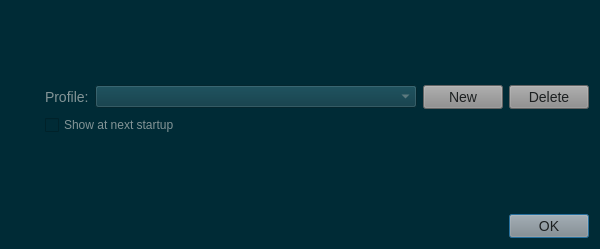
Old version of the form gns3-gui-2.1.4/gns3/ui/profile_select_dialog.ui in the repository n3oxmind/gns3theme.
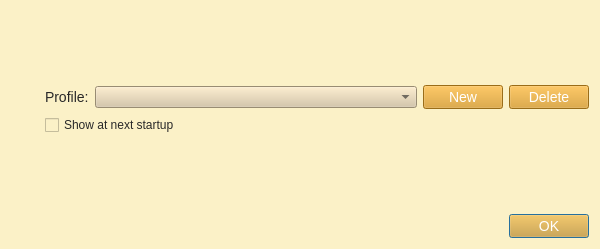
New version of the form. Icons and pictures are not drawn.

Patch:
```diff
--- a/gns3-gui-2.1.4/gns3/ui/profile_select_dialog.ui
+++ b/gns3-gui-2.1.4/gns3/ui/profile_select_dialog.ui
@@ -24,27 +24,26 @@
   </property>
   <property name="styleSheet">
    <string notr="true">QWidget{
-	background-color: #002b36;
+	background-color: #fbf1c7;
 }
 QMenuBar::item{
-	background-color: #002b36;
+	background-color: #fbf1c7;
 }
 QDockWidget::title{
-	background: #073642;
+	background: #d5c4a1;
 	padding-left: 5px;
 }
 QDockWidget, QMenuBar{
-    color: #839496;
+    color: #282828;
     font: bold 14px;
 }
 QTextEdit, QPlainTextEdit, QLineEdit, QSpinBox, QComboBox {
-  background-color: #073642;
-  font: 13px;
-  color: #839496;
+  background-color: #d5c4a1;
+  color: #282828;
 }
 QTextEdit#uiConsoleTextEdit {
-  background-color: #002b36;
-  color: #839496;
+  background-color: #fbf1c7;
+  color: #282828;
   font: 13px;
 }
 QTabWidget {
@@ -52,84 +51,84 @@
 	border-top: 2px;
 }
 QTabBar::tab {
-    background: #073642;
-    color: #839496;
+    background: #d5c4a1;
+    color: #282828;
     min-width: 8ex;
     padding: 2px;
 	border-top-right-radius: 6px;
 	border-top-left-radius: 6px;
 }
 QTabBar::tab:selected {
-    background: #8a8a8a;
-	color: #1d2021;
+    background: #458588;
+	color: #FFFFFF;
 }
 QGroupBox {
-    color: #808080;
+    color: #076678;
     font: 14px;
     padding: 15px;
     border-style: none;
 }
 QMainWindow::separator {
-	background: #073642;
+	background: #d5c4a1;
 	width: 1px;
 	height: 1px;
 }
 QComboBox {
-	selection-background-color: #d75f00;
-	selection-color: #1c1c1c;
+	selection-background-color: #458588;
+	selection-color: #FFFFFF;
 }
 
 QToolBar{
-	background: #073642;
+	background: #d5c4a1;
 	border: 0px;
 }
 QPushButton {
-	background-color: #8a8a8a;
-    color: #1d2021;
+	background-color: #d79921;
+    color: #FFFFFF;
 	font: 14px;
 }
 QToolButton {
-	background-color: #8a8a8a;
-    color: #1d2021;
+	background-color: #d79921;
+    color: #FFFFFF;
 	font: 14px;
 }
 QTreeWidget, QListWidget {
-	background-color: #002b36;
-	color: #839496;
-    alternate-background-color: #073642;
+	background-color: #fbf1c7;
+	color: #282828;
+    alternate-background-color: #d5c4a1; 
 	font: 14px;
 }
 QTreeWidget#uiTreeWidget {
-	background-color: #073642;
-	color: #839496;
+	background-color: #d5c4a1;
+	color: #282828;
 	font: bold 16px;
 }
 QTreeWidget::item:selected, QTreeWidget::item:hover, QMenu::item:selected,QToolButton::hover,QPushButton::hover,QTabBar::tab:hover {
-	background-color: #d75f00;
-	color: #1c1c1c;
+	background-color: #458588;
+	color: #FFFFFF;
 }
 QMenu {
 	background-color: #002b36;
     color: #839496;
 }
 QLabel {
-	color: #839496;
+	color: #282828;
 	font: 14px;
 }
 QLabel#uiTitleLabel {
-	color: #839496;
+	color: #282828;
 	font: bold 16px;
 }
 
 QAbstractScrollArea::corner {
-    background: #002b36;
+    background: #fbf1c7;
 }
 QScrollBar::handle:horizontal {
-    background: #073642;
+    background: #d5c4a1;
     min-width: 20px;
 }
 QScrollBar::handle:vertical {
-    background: #073642;
+    background: #d5c4a1;
     min-width: 20px;
 }
 QScrollBar:vertical {
@@ -148,12 +147,12 @@
   background: none
 }
 QStatusBar {
-	background-color: #073642;
-	color: #839496;
+	background-color: #d5c4a1;
+	color: #282828;
 }
 
 QRadioButton, QCheckBox {
-  color: #839496;
+  color: #282828;
 }
 QRadioButton::disabled, QCheckBox::disabled {
   color: gray;
```
Left out of the diff: 4 changed lines with no effect on the pictures.
